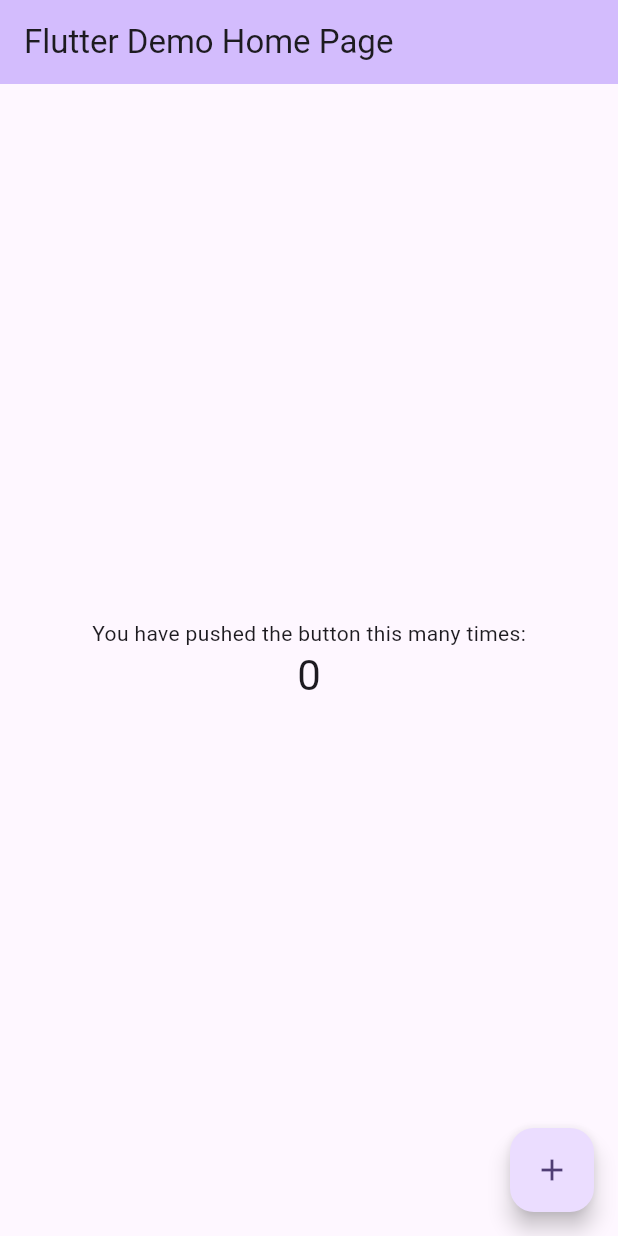
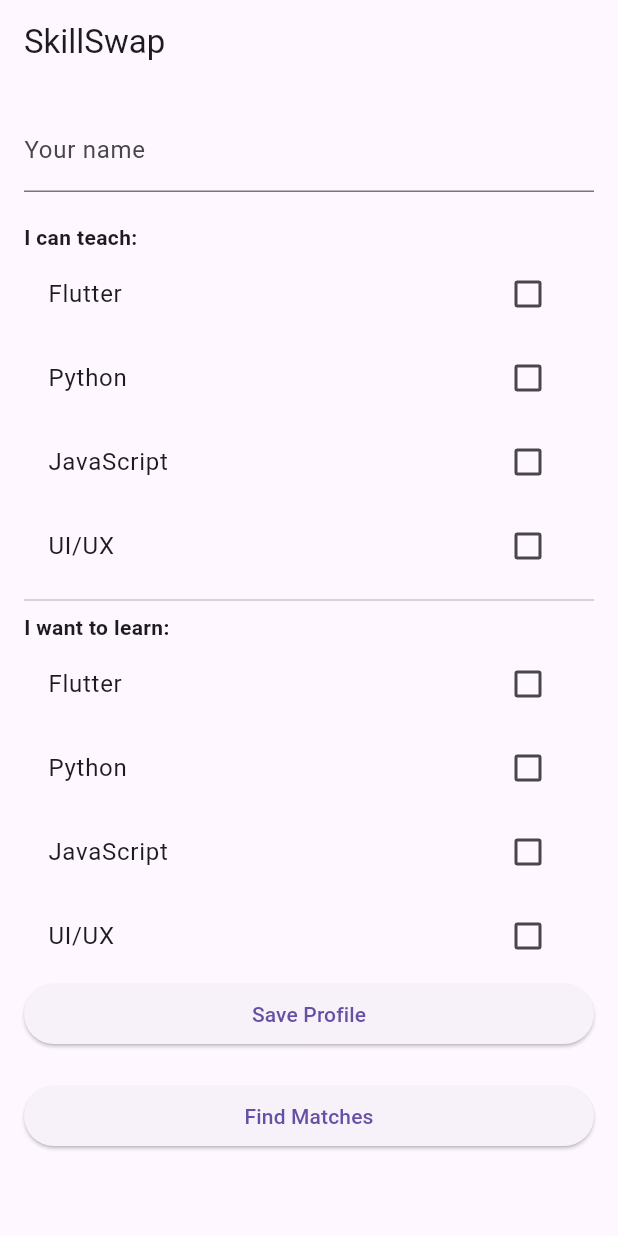
Before and after one commit to Noah12398/SkillSwapper, a Flutter app: the screen it shows after launch, on a phone screen of 412 x 824 dp. Run offline on Flutter 3.47's test engine with Material 3 defaults, Android fonts, the phone set to English and light mode, and no system bars; our stand-ins replace cloud_firestore, firebase_core; accounts and stored records are empty.

Commit message:
Firestore

```diff
--- /dev/null
+++ b/skillswapper/lib/home.dart
@@ -0,0 +1,82 @@
+import 'package:flutter/material.dart';
+import 'package:cloud_firestore/cloud_firestore.dart';
+import 'package:skillswapper/match.dart';
+
+class HomeScreen extends StatefulWidget {
+  @override
+  _HomeScreenState createState() => _HomeScreenState();
+}
+
+class _HomeScreenState extends State<HomeScreen> {
+  final _nameController = TextEditingController();
+  List<String> allSkills = ['Flutter', 'Python', 'JavaScript', 'UI/UX'];
+  List<String> teaches = [];
+  List<String> wants = [];
+
+  void saveProfile() async {
+    final name = _nameController.text;
+    if (name.isEmpty || teaches.isEmpty || wants.isEmpty) return;
+
+    await FirebaseFirestore.instance.collection('users').doc(name).set({
+      'name': name,
+      'teaches': teaches,
+      'wants': wants,
+    });
+
+    ScaffoldMessenger.of(context).showSnackBar(
+      SnackBar(content: Text('Profile saved!')),
+    );
+  }
+
+  @override
+  Widget build(BuildContext context) {
+    return Scaffold(
+      appBar: AppBar(title: Text('SkillSwap')),
+      body: Padding(
+        padding: const EdgeInsets.all(16),
+        child: ListView(
+          children: [
+            TextField(
+              controller: _nameController,
+              decoration: InputDecoration(labelText: 'Your name'),
+            ),
+            SizedBox(height: 20),
+            Text('I can teach:', style: TextStyle(fontWeight: FontWeight.bold)),
+            ...allSkills.map((skill) => CheckboxListTile(
+                  title: Text(skill),
+                  value: teaches.contains(skill),
+                  onChanged: (val) {
+                    setState(() {
+                      val! ? teaches.add(skill) : teaches.remove(skill);
+                    });
+                  },
+                )),
+            Divider(),
+            Text('I want to learn:', style: TextStyle(fontWeight: FontWeight.bold)),
+            ...allSkills.map((skill) => CheckboxListTile(
+                  title: Text(skill),
+                  value: wants.contains(skill),
+                  onChanged: (val) {
+                    setState(() {
+                      val! ? wants.add(skill) : wants.remove(skill);
+                    });
+                  },
+                )),
+            ElevatedButton(
+              onPressed: saveProfile,
+              child: Text('Save Profile'),
+            ),
+            SizedBox(height: 20),
+            ElevatedButton(
+              onPressed: () => Navigator.push(
+                context,
+                MaterialPageRoute(builder: (_) => MatchScreen(name: _nameController.text)),
+              ),
+              child: Text('Find Matches'),
+            ),
+          ],
+        ),
+      ),
+    );
+  }
+}
--- a/skillswapper/lib/main.dart
+++ b/skillswapper/lib/main.dart
@@ -1,122 +1,29 @@
+import 'package:flutter/foundation.dart'; // for kIsWeb
 import 'package:flutter/material.dart';
+import 'package:firebase_core/firebase_core.dart';
+import 'firebase_options.dart'; // generated file from `flutterfire configure`
+import 'home.dart';
 
-void main() {
-  runApp(const MyApp());
+void main() async {
+  WidgetsFlutterBinding.ensureInitialized();
+
+  if (kIsWeb) {
+    // Required for Firebase Web
+    await Firebase.initializeApp(options: DefaultFirebaseOptions.web);
+  } else {
+    await Firebase.initializeApp();
+  }
+
+  runApp(SkillSwapApp());
 }
 
-class MyApp extends StatelessWidget {
-  const MyApp({super.key});
-
-  // This widget is the root of your application.
+class SkillSwapApp extends StatelessWidget {
   @override
   Widget build(BuildContext context) {
     return MaterialApp(
-      title: 'Flutter Demo',
-      theme: ThemeData(
-        // This is the theme of your application.
-        //
-        // TRY THIS: Try running your application with "flutter run". You'll see
-        // the application has a purple toolbar. Then, without quitting the app,
-        // try changing the seedColor in the colorScheme below to Colors.green
-        // and then invoke "hot reload" (save your changes or press the "hot
-        // reload" button in a Flutter-supported IDE, or press "r" if you used
-        // the command line to start the app).
-        //
-        // Notice that the counter didn't reset back to zero; the application
-        // state is not lost during the reload. To reset the state, use hot
-        // restart instead.
-        //
-        // This works for code too, not just values: Most code changes can be
-        // tested with just a hot reload.
-        colorScheme: ColorScheme.fromSeed(seedColor: Colors.deepPurple),
-      ),
-      home: const MyHomePage(title: 'Flutter Demo Home Page'),
+      title: 'SkillSwap',
+      theme: ThemeData(primarySwatch: Colors.indigo),
+      home: HomeScreen(),
     );
   }
 }
-
-class MyHomePage extends StatefulWidget {
-  const MyHomePage({super.key, required this.title});
-
-  // This widget is the home page of your application. It is stateful, meaning
-  // that it has a State object (defined below) that contains fields that affect
-  // how it looks.
-
-  // This class is the configuration for the state. It holds the values (in this
-  // case the title) provided by the parent (in this case the App widget) and
-  // used by the build method of the State. Fields in a Widget subclass are
-  // always marked "final".
-
-  final String title;
-
-  @override
-  State<MyHomePage> createState() => _MyHomePageState();
-}
-
-class _MyHomePageState extends State<MyHomePage> {
-  int _counter = 0;
-
-  void _incrementCounter() {
-    setState(() {
-      // This call to setState tells the Flutter framework that something has
-      // changed in this State, which causes it to rerun the build method below
-      // so that the display can reflect the updated values. If we changed
-      // _counter without calling setState(), then the build method would not be
-      // called again, and so nothing would appear to happen.
-      _counter++;
-    });
-  }
-
-  @override
-  Widget build(BuildContext context) {
-    // This method is rerun every time setState is called, for instance as done
-    // by the _incrementCounter method above.
-    //
-    // The Flutter framework has been optimized to make rerunning build methods
-    // fast, so that you can just rebuild anything that needs updating rather
-    // than having to individually change instances of widgets.
-    return Scaffold(
-      appBar: AppBar(
-        // TRY THIS: Try changing the color here to a specific color (to
-        // Colors.amber, perhaps?) and trigger a hot reload to see the AppBar
-        // change color while the other colors stay the same.
-        backgroundColor: Theme.of(context).colorScheme.inversePrimary,
-        // Here we take the value from the MyHomePage object that was created by
-        // the App.build method, and use it to set our appbar title.
-        title: Text(widget.title),
-      ),
-      body: Center(
-        // Center is a layout widget. It takes a single child and positions it
-        // in the middle of the parent.
-        child: Column(
-          // Column is also a layout widget. It takes a list of children and
-          // arranges them vertically. By default, it sizes itself to fit its
-          // children horizontally, and tries to be as tall as its parent.
-          //
-          // Column has various properties to control how it sizes itself and
-          // how it positions its children. Here we use mainAxisAlignment to
-          // center the children vertically; the main axis here is the vertical
-          // axis because Columns are vertical (the cross axis would be
-          // horizontal).
-          //
-          // TRY THIS: Invoke "debug painting" (choose the "Toggle Debug Paint"
-          // action in the IDE, or press "p" in the console), to see the
-          // wireframe for each widget.
-          mainAxisAlignment: MainAxisAlignment.center,
-          children: <Widget>[
-            const Text('You have pushed the button this many times:'),
-            Text(
-              '$_counter',
-              style: Theme.of(context).textTheme.headlineMedium,
-            ),
-          ],
-        ),
-      ),
-      floatingActionButton: FloatingActionButton(
-        onPressed: _incrementCounter,
-        tooltip: 'Increment',
-        child: const Icon(Icons.add),
-      ), // This trailing comma makes auto-formatting nicer for build methods.
-    );
-  }
-}
--- /dev/null
+++ b/skillswapper/lib/match.dart
@@ -0,0 +1,99 @@
+import 'package:flutter/material.dart';
+import 'package:cloud_firestore/cloud_firestore.dart';
+
+class MatchScreen extends StatelessWidget {
+  final String name;
+
+  MatchScreen({required this.name});
+
+  Future<List<Map<String, dynamic>>> findMatches() async {
+    final currentUser = await FirebaseFirestore.instance.collection('users').doc(name).get();
+    final userTeaches = List<String>.from(currentUser['teaches']);
+    final userWants = List<String>.from(currentUser['wants']);
+
+    final allUsers = await FirebaseFirestore.instance.collection('users').get();
+
+    List<Map<String, dynamic>> matches = [];
+
+    for (var doc in allUsers.docs) {
+      if (doc.id == name) continue;
+
+      final teaches = List<String>.from(doc['teaches']);
+      final wants = List<String>.from(doc['wants']);
+
+      final mutualTeaches = userWants.where((want) => teaches.contains(want)).toList();
+      final mutualWants = userTeaches.where((teach) => wants.contains(teach)).toList();
+
+      if (mutualTeaches.isNotEmpty && mutualWants.isNotEmpty) {
+        final userData = doc.data();
+        userData['mutualTeaches'] = mutualTeaches;
+        userData['mutualWants'] = mutualWants;
+        matches.add(userData);
+      }
+    }
+
+    return matches;
+  }
+
+  void _showUserDetails(BuildContext context, Map<String, dynamic> user) {
+    showModalBottomSheet(
+      context: context,
+      builder: (context) => Padding(
+        padding: EdgeInsets.all(16),
+        child: Column(
+          mainAxisSize: MainAxisSize.min,
+          children: [
+            Text(user['name'], style: TextStyle(fontSize: 20, fontWeight: FontWeight.bold)),
+            SizedBox(height: 8),
+            Text("Teaches: ${user['teaches'].join(', ')}"),
+            Text("Wants: ${user['wants'].join(', ')}"),
+            SizedBox(height: 12),
+            ElevatedButton.icon(
+              icon: Icon(Icons.person_add_alt_1),
+              label: Text("Send Request"),
+              onPressed: () {
+                // Placeholder: send connection request
+                Navigator.pop(context);
+                ScaffoldMessenger.of(context).showSnackBar(SnackBar(
+                  content: Text("Request sent to ${user['name']}"),
+                ));
+              },
+            )
+          ],
+        ),
+      ),
+    );
+  }
+
+  @override
+  Widget build(BuildContext context) {
+    return Scaffold(
+      appBar: AppBar(title: Text('Your Matches')),
+      body: FutureBuilder<List<Map<String, dynamic>>>(
+        future: findMatches(),
+        builder: (context, snapshot) {
+          if (!snapshot.hasData) return Center(child: CircularProgressIndicator());
+          final matches = snapshot.data!;
+          if (matches.isEmpty) return Center(child: Text('No matches found'));
+
+          return ListView(
+            children: matches.map((user) {
+              return Card(
+                margin: EdgeInsets.symmetric(horizontal: 12, vertical: 6),
+                child: ListTile(
+                  title: Text(user['name']),
+                  subtitle: Text(
+                    "They can teach: ${user['mutualTeaches'].join(', ')}\n"
+                    "They want to learn: ${user['mutualWants'].join(', ')}"
+                  ),
+                  trailing: Icon(Icons.swap_horiz),
+                  onTap: () => _showUserDetails(context, user),
+                ),
+              );
+            }).toList(),
+          );
+        },
+      ),
+    );
+  }
+}
```
Also changed, not shown: skillswapper/pubspec.yaml (+4 -5 lines), skillswapper/firebase.json (added), skillswapper/lib/firebase_options.dart (added), skillswapper/pubspec.lock, 6 other files.
